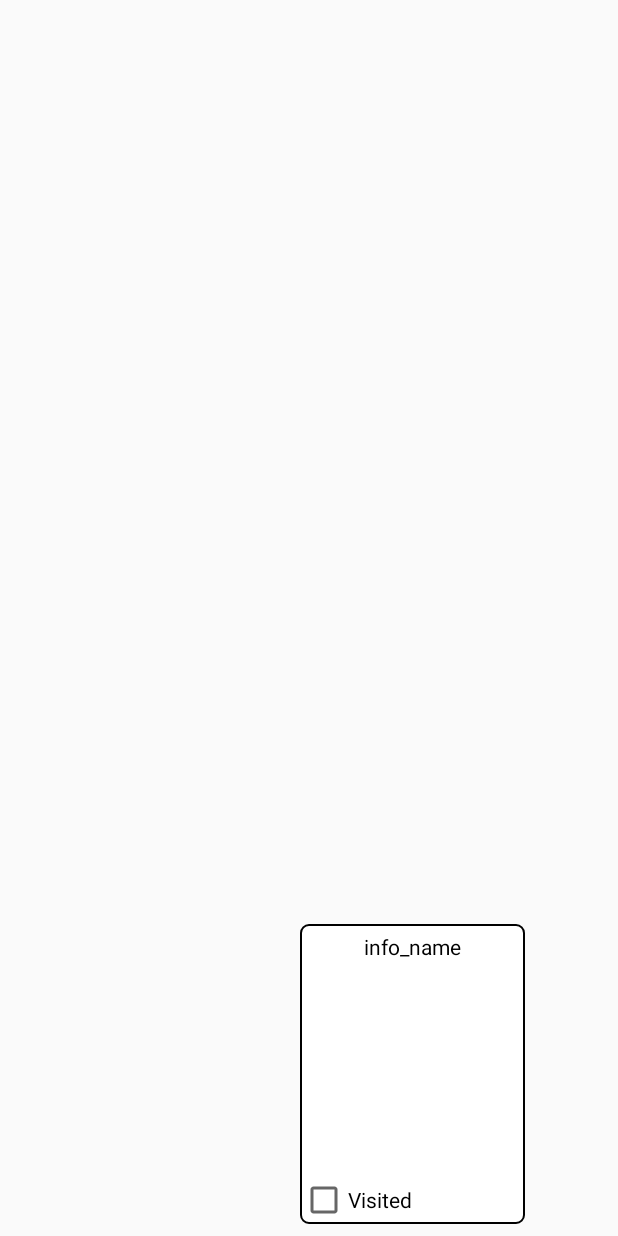
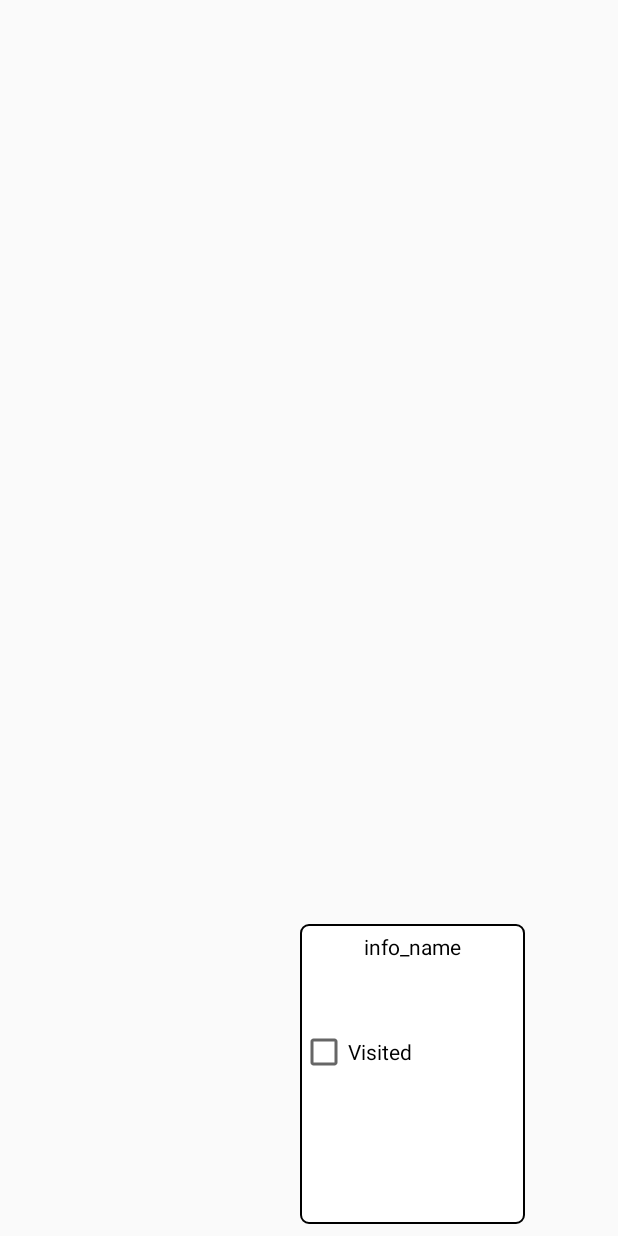
Before and after one commit to KristianTan/TrigTracker, an Android app: the layout info_box_fragment.xml on its own in the app's theme, with its tools: preview values and no code run, on a phone screen of 412 x 824 dp. Run offline under Robolectric (Android 15) with nearby library versions, the phone set to English and light mode, and no system bars.

Commit message:
Added checkbox in info panel which is used to mark points as visited

```diff
--- a/app/src/main/res/layout/info_box_fragment.xml
+++ b/app/src/main/res/layout/info_box_fragment.xml
@@ -36,16 +36,14 @@
                 android:layout_width="match_parent"
                 android:layout_height="wrap_content"
                 android:textColor="@android:color/black" />
+            <CheckBox
+                android:id="@+id/checkBox"
+                android:layout_width="match_parent"
+                android:layout_height="wrap_content"
+                android:layout_marginTop="20dp"
+                android:text="Visited" />
 
         </LinearLayout>
-
-        <CheckBox
-            android:id="@+id/checkBox"
-            android:layout_width="match_parent"
-            android:layout_height="wrap_content"
-            android:layout_gravity="bottom"
-            android:text="Visited" />
-
     </FrameLayout>
 
 </android.support.constraint.ConstraintLayout>
```
Also changed, not shown: app/src/main/java/com/uk/trigtracker/Fragments/InfoBoxFragment.java (+28 -6 lines), app/src/main/java/com/uk/trigtracker/Fragments/MapFragment.java (+2 -19 lines).
